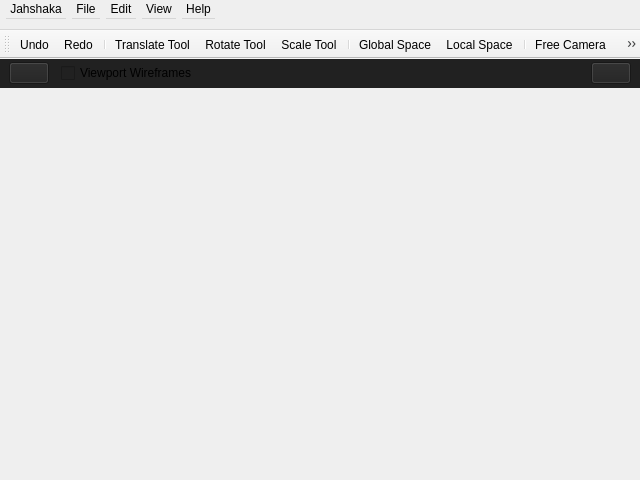
First picture: the form in src/mainwindow.ui, repository jahshaka/Studio, before the edit.
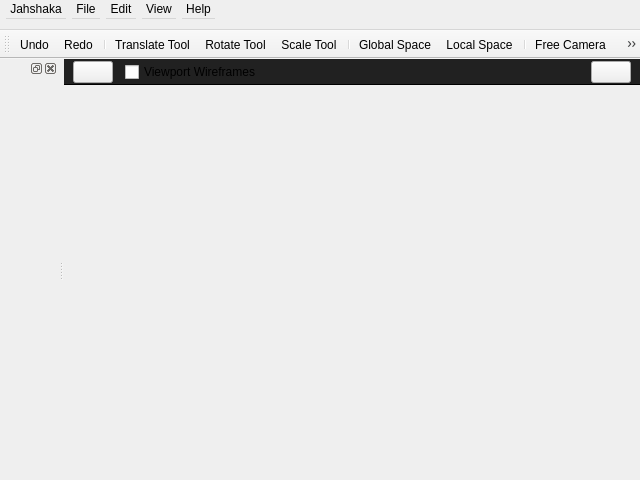
Second picture: the form after the edit. Icons and pictures are not drawn.

The edit to the form file:
```diff
--- a/src/mainwindow.ui
+++ b/src/mainwindow.ui
@@ -515,6 +515,12 @@
        </property>
        <item>
         <widget class="QWidget" name="controlBar" native="true">
+         <property name="sizePolicy">
+          <sizepolicy hsizetype="Preferred" vsizetype="Fixed">
+           <horstretch>0</horstretch>
+           <verstretch>0</verstretch>
+          </sizepolicy>
+         </property>
          <property name="minimumSize">
           <size>
            <width>0</width>
@@ -524,11 +530,14 @@
          <property name="maximumSize">
           <size>
            <width>16777215</width>
-           <height>29</height>
+           <height>26</height>
           </size>
          </property>
          <property name="styleSheet">
-          <string notr="true">background: #212121</string>
+          <string notr="true">#controlBar {
+	background: #212121;
+	border-bottom: 1px solid black;
+}</string>
          </property>
          <layout class="QHBoxLayout" name="horizontalLayout">
           <property name="spacing">
@@ -749,6 +758,12 @@
    <addaction name="actionFreeCamera"/>
    <addaction name="actionArcballCam"/>
   </widget>
+  <widget class="QDockWidget" name="dockWidget">
+   <attribute name="dockWidgetArea">
+    <number>1</number>
+   </attribute>
+   <widget class="QWidget" name="dockWidgetContents"/>
+  </widget>
   <action name="actionSave">
    <property name="text">
     <string>Save</string>
```
Left out of the diff: 142 changed lines with no effect on the pictures.
